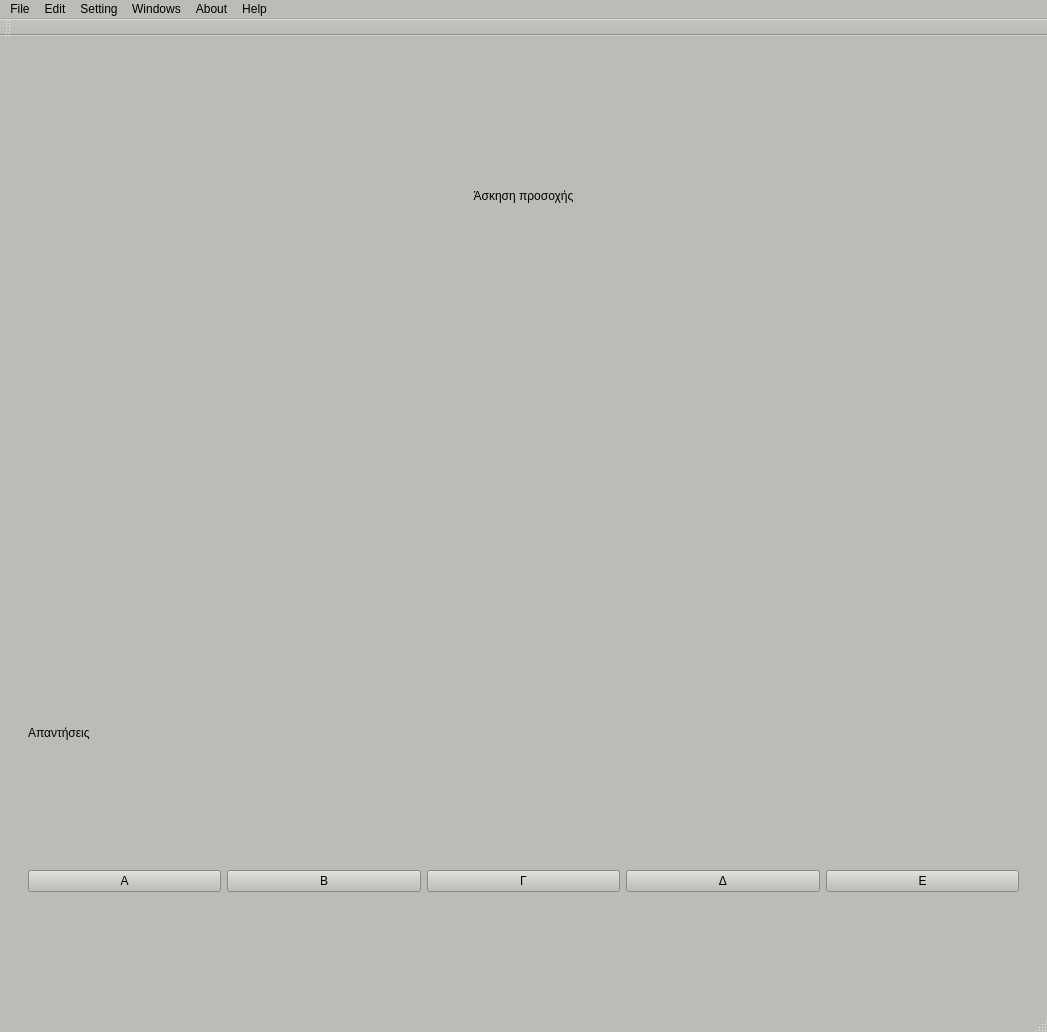
This is user_interface/resources/menu.ui in smattha/robotHuman as Qt 5 draws it before an edit. The edited form follows.
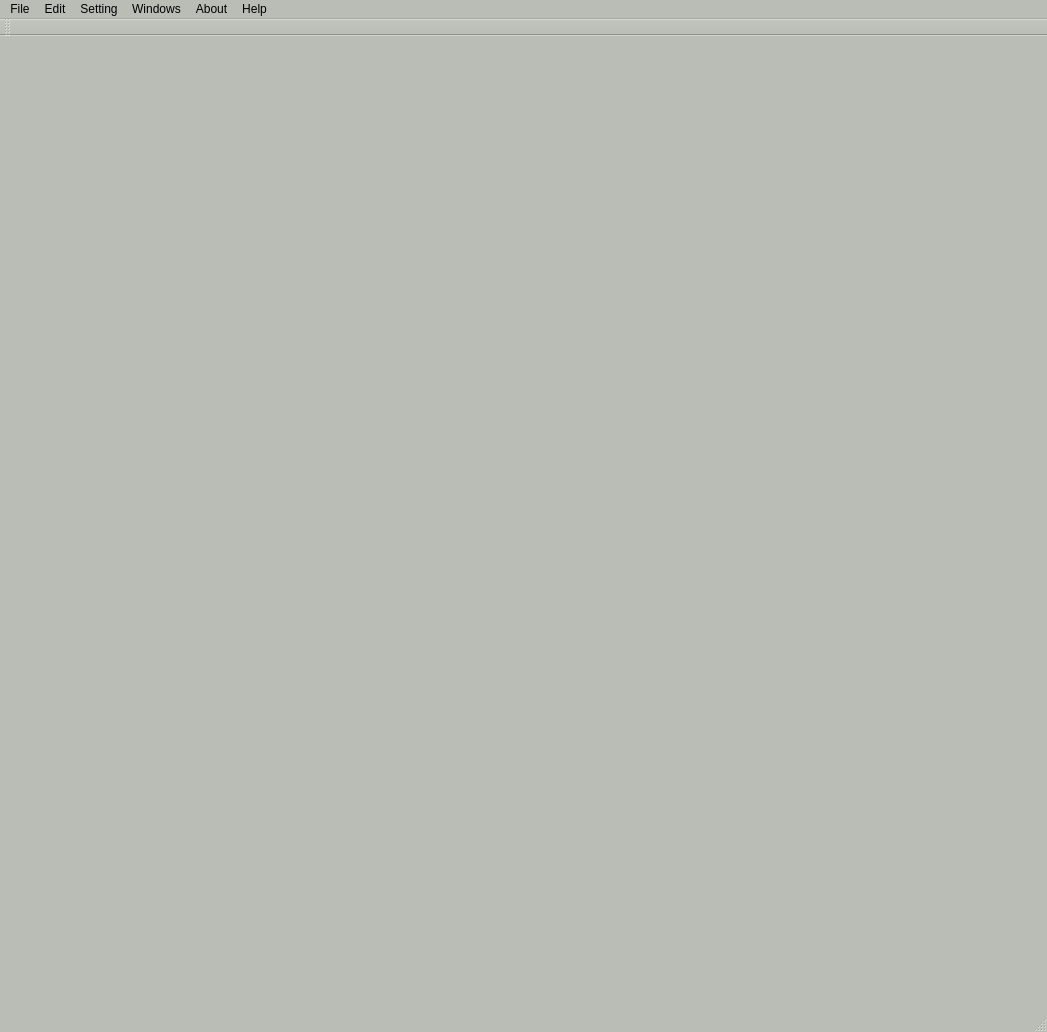
This is the edited form. The open tabs and pages were chosen to show the change.

What changed in the file:
```diff
--- a/user_interface/resources/menu.ui
+++ b/user_interface/resources/menu.ui
@@ -860,83 +860,7 @@
        </layout>
       </widget>
       <widget class="QWidget" name="ex5Page">
-       <layout class="QGridLayout" name="gridLayout_3">
-        <item row="0" column="0">
-         <layout class="QVBoxLayout" name="verticalLayout_4">
-          <property name="leftMargin">
-           <number>10</number>
-          </property>
-          <property name="topMargin">
-           <number>10</number>
-          </property>
-          <property name="rightMargin">
-           <number>10</number>
-          </property>
-          <property name="bottomMargin">
-           <number>100</number>
-          </property>
-          <item>
-           <widget class="QLabel" name="label_18">
-            <property name="text">
-             <string>Άσκηση προσοχής</string>
-            </property>
-            <property name="alignment">
-             <set>Qt::AlignCenter</set>
-            </property>
-           </widget>
-          </item>
-          <item>
-           <widget class="QWidget" name="image5" native="true"/>
-          </item>
-          <item>
-           <widget class="QLabel" name="label_19">
-            <property name="text">
-             <string>Απαντήσεις</string>
-            </property>
-           </widget>
-          </item>
-          <item>
-           <layout class="QHBoxLayout" name="horizontalLayout_7">
-            <item>
-             <widget class="QPushButton" name="answer1Ex5">
-              <property name="text">
-               <string>A</string>
-              </property>
-             </widget>
-            </item>
-            <item>
-             <widget class="QPushButton" name="answer2Ex5">
-              <property name="text">
-               <string>B</string>
-              </property>
-             </widget>
-            </item>
-            <item>
-             <widget class="QPushButton" name="answer3Ex5">
-              <property name="text">
-               <string>Γ</string>
-              </property>
-             </widget>
-            </item>
-            <item>
-             <widget class="QPushButton" name="answer4Ex5">
-              <property name="text">
-               <string>Δ</string>
-              </property>
-             </widget>
-            </item>
-            <item>
-             <widget class="QPushButton" name="answer5Ex5">
-              <property name="text">
-               <string>Ε</string>
-              </property>
-             </widget>
-            </item>
-           </layout>
-          </item>
-         </layout>
-        </item>
-       </layout>
+       <layout class="QGridLayout" name="gridLayout_3"/>
       </widget>
       <widget class="QWidget" name="ex6Page">
        <layout class="QGridLayout" name="gridLayout_13">
```
Left out of the diff: 283 changed lines with no effect on the pictures.
